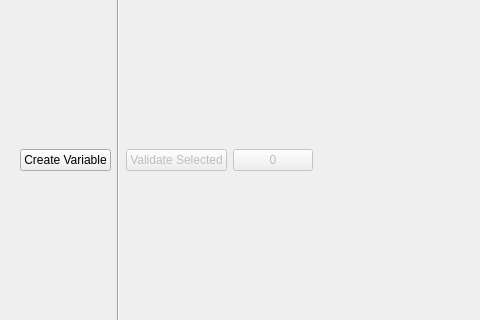
psrc/urbansim, file opus_gui/general_manager/views/variable_library.ui: the form before one commit; both pictures show x 0 to 480 and y 173 to 493 of the 914 by 598 pixel window.
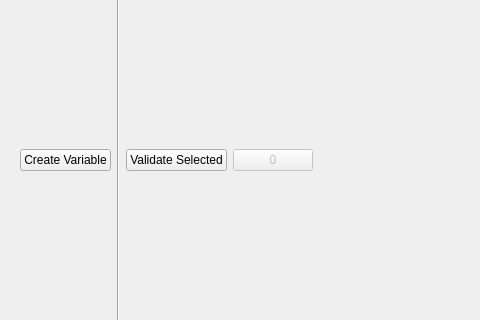
The form after the commit.

Commit message: default to disabled buttons for validate selected

```diff
--- a/opus_gui/general_manager/views/variable_library.ui
+++ b/opus_gui/general_manager/views/variable_library.ui
@@ -83,9 +83,6 @@
       </item>
       <item>
        <widget class="QPushButton" name="pb_validate_selected" >
-        <property name="enabled" >
-         <bool>false</bool>
-        </property>
         <property name="toolTip" >
          <string>Checks all variable syntax and makes sure that it can be computed on the baseyear data.</string>
         </property>
```
